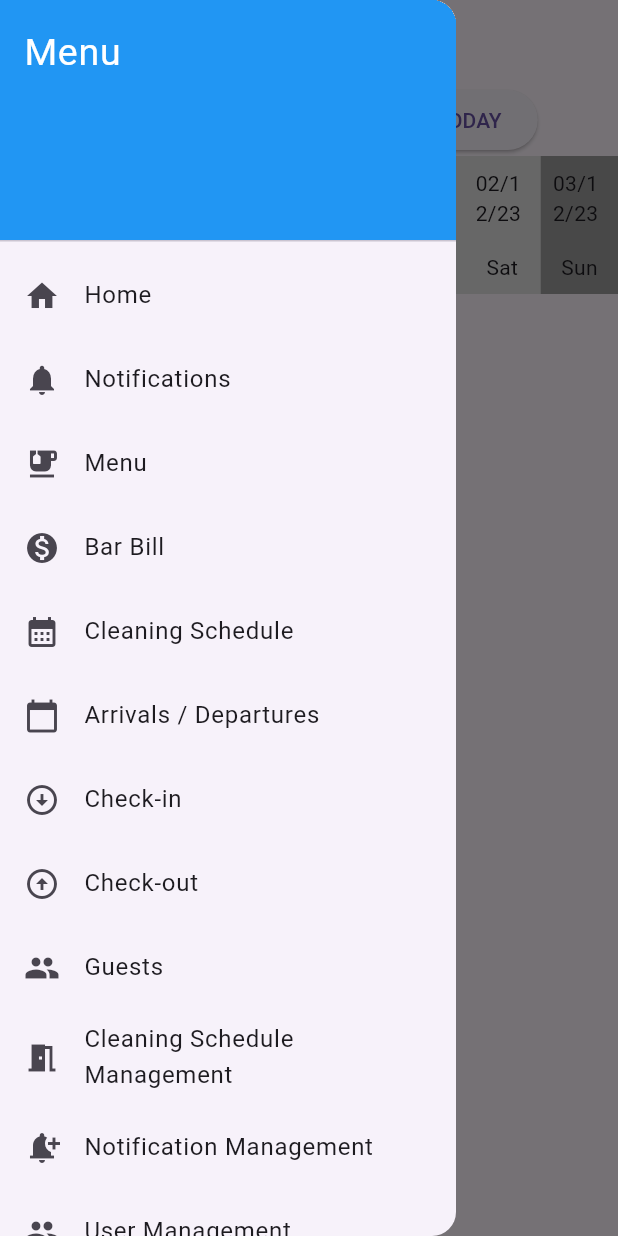
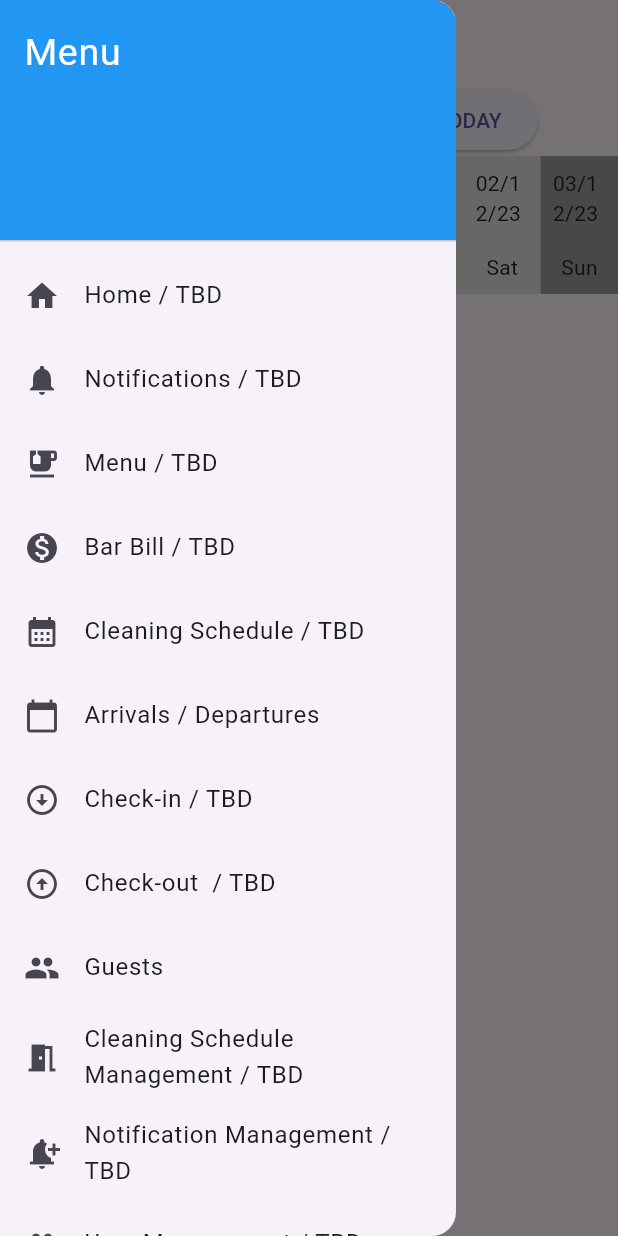
Before and after one commit to Langerais/capstone-pms, a Flutter app: the ArrivalsDeparturesScreen screen opened by its route, with the side drawer open, on a phone screen of 412 x 824 dp. Run offline on Flutter 3.47's test engine with Material 3 defaults, Android fonts, the phone set to English and light mode, and no system bars; missing offline and left inert: dart:ffi; network calls fail.

Commit message:
Marked non-ready menu items as TBD

```diff
--- a/lib/drawer_menu.dart
+++ b/lib/drawer_menu.dart
@@ -45,7 +45,7 @@ List<Widget> getDrawerItems(UserGroup userGroup, BuildContext context) {
   drawerItems.add(
     ListTile(
       leading: Icon(Icons.home),
-      title: Text('Home'),
+      title: Text('Home / TBD'),
       onTap: () {
         // Navigate to Home
       },
@@ -56,7 +56,7 @@ List<Widget> getDrawerItems(UserGroup userGroup, BuildContext context) {
   drawerItems.add(
     ListTile(
       leading: Icon(Icons.notifications),
-      title: Text('Notifications'),
+      title: Text('Notifications / TBD'),
       onTap: () {
         // Navigate to Notifications
       },
@@ -69,7 +69,7 @@ List<Widget> getDrawerItems(UserGroup userGroup, BuildContext context) {
     drawerItems.add(
       ListTile(
         leading: Icon(Icons.emoji_food_beverage),
-        title: Text('Menu'),
+        title: Text('Menu / TBD'),
         onTap: () {
           // Navigate to Room Management
         },
@@ -79,7 +79,7 @@ List<Widget> getDrawerItems(UserGroup userGroup, BuildContext context) {
     drawerItems.add(
       ListTile(
         leading: Icon(Icons.monetization_on),
-        title: Text('Bar Bill'),
+        title: Text('Bar Bill / TBD'),
         onTap: () {
           // Navigate to Room Management
         },
@@ -93,7 +93,7 @@ List<Widget> getDrawerItems(UserGroup userGroup, BuildContext context) {
     drawerItems.add(
       ListTile(
         leading: Icon(Icons.calendar_month),
-        title: Text('Cleaning Schedule'),
+        title: Text('Cleaning Schedule / TBD'),
         onTap: () {
           // Navigate to Cleaning Schedule
         },
@@ -118,7 +118,7 @@ List<Widget> getDrawerItems(UserGroup userGroup, BuildContext context) {
     drawerItems.add(
       ListTile(
         leading: Icon(Icons.arrow_circle_down),
-        title: Text('Check-in'),
+        title: Text('Check-in / TBD'),
         onTap: () {
           // Navigate to Check-in
           Navigator.pop(context);
@@ -129,7 +129,7 @@ List<Widget> getDrawerItems(UserGroup userGroup, BuildContext context) {
     drawerItems.add(
       ListTile(
         leading: Icon(Icons.arrow_circle_up),
-        title: Text('Check-out'),
+        title: Text('Check-out  / TBD'),
         onTap: () {
           // Navigate to Check-out
         },
@@ -154,7 +154,7 @@ List<Widget> getDrawerItems(UserGroup userGroup, BuildContext context) {
     drawerItems.add(
       ListTile(
         leading: Icon(Icons.meeting_room),
-        title: Text('Cleaning Schedule Management'),
+        title: Text('Cleaning Schedule Management / TBD'),
         onTap: () {
           // Navigate to Cleaning Schedule Management
         },
@@ -164,7 +164,7 @@ List<Widget> getDrawerItems(UserGroup userGroup, BuildContext context) {
     drawerItems.add(
       ListTile(
         leading: Icon(Icons.notification_add),
-        title: Text('Notification Management'),
+        title: Text('Notification Management / TBD'),
         onTap: () {
           // Navigate to Notification Management
         },
@@ -174,7 +174,7 @@ List<Widget> getDrawerItems(UserGroup userGroup, BuildContext context) {
     drawerItems.add(
       ListTile(
         leading: Icon(Icons.people),
-        title: Text('User Management'),
+        title: Text('User Management / TBD'),
         onTap: () {
           // Navigate to User Management
         },
@@ -201,7 +201,7 @@ List<Widget> getDrawerItems(UserGroup userGroup, BuildContext context) {
     drawerItems.add(
       ListTile(
         leading: Icon(Icons.settings),
-        title: Text('Settings'),
+        title: Text('Settings / TBD'),
         onTap: () {
           // Navigate to Settings
         },
@@ -211,7 +211,7 @@ List<Widget> getDrawerItems(UserGroup userGroup, BuildContext context) {
     drawerItems.add(
       ListTile(
         leading: Icon(Icons.account_box),
-        title: Text('Profile'),
+        title: Text('Profile / TBD'),
         onTap: () {
           // Navigate to Account
         },
@@ -221,7 +221,7 @@ List<Widget> getDrawerItems(UserGroup userGroup, BuildContext context) {
   drawerItems.add(
     ListTile(
       leading: Icon(Icons.logout),
-      title: Text('Logout'),
+      title: Text('Logout / TBD'),
       onTap: () {
         // Navigate to Logout
       },
```
